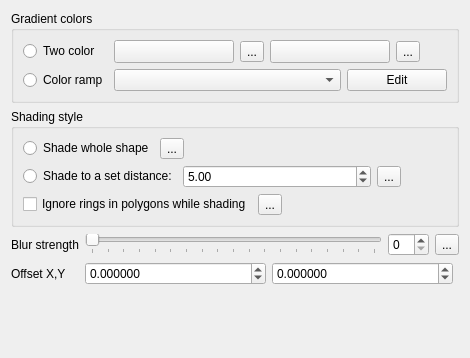
Qt form src/ui/symbollayer/widget_shapeburstfill.ui (carsmie/QGIS) before a commit.
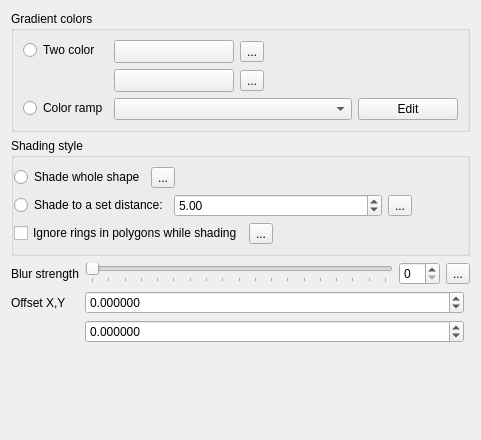
The same form after that commit. Custom widgets are drawn as their Qt base class.

What changed in the file:
```diff
--- a/src/ui/symbollayer/widget_shapeburstfill.ui
+++ b/src/ui/symbollayer/widget_shapeburstfill.ui
@@ -6,114 +6,20 @@
    <rect>
     <x>0</x>
     <y>0</y>
-    <width>470</width>
-    <height>358</height>
+    <width>481</width>
+    <height>440</height>
    </rect>
   </property>
   <property name="windowTitle">
    <string>Form</string>
   </property>
-  <layout class="QGridLayout" name="gridLayout_2">
-   <item row="3" column="1">
-    <layout class="QHBoxLayout" name="horizontalLayout">
-     <item>
-      <widget class="QgsDoubleSpinBox" name="spinOffsetX">
-       <property name="sizePolicy">
-        <sizepolicy hsizetype="Minimum" vsizetype="Fixed">
-         <horstretch>1</horstretch>
-         <verstretch>0</verstretch>
-        </sizepolicy>
-       </property>
-       <property name="decimals">
-        <number>6</number>
-       </property>
-       <property name="minimum">
-        <double>-99999999.989999994635582</double>
-       </property>
-       <property name="maximum">
-        <double>99999999.989999994635582</double>
-       </property>
-       <property name="singleStep">
-        <double>0.200000000000000</double>
-       </property>
-      </widget>
-     </item>
-     <item>
-      <widget class="QgsDoubleSpinBox" name="spinOffsetY">
-       <property name="sizePolicy">
-        <sizepolicy hsizetype="Minimum" vsizetype="Fixed">
-         <horstretch>1</horstretch>
-         <verstretch>0</verstretch>
-        </sizepolicy>
-       </property>
-       <property name="decimals">
-        <number>6</number>
-       </property>
-       <property name="minimum">
-        <double>-99999999.989999994635582</double>
-       </property>
-       <property name="maximum">
-        <double>99999999.989999994635582</double>
-       </property>
-       <property name="singleStep">
-        <double>0.200000000000000</double>
-       </property>
-      </widget>
-     </item>
-     <item>
-      <widget class="QgsUnitSelectionWidget" name="mOffsetUnitWidget" native="true"/>
-     </item>
-    </layout>
-   </item>
-   <item row="2" column="1">
-    <layout class="QHBoxLayout" name="horizontalLayout_4">
-     <item>
-      <widget class="QSlider" name="mBlurSlider">
-       <property name="maximum">
-        <number>18</number>
-       </property>
-       <property name="pageStep">
-        <number>3</number>
-       </property>
-       <property name="orientation">
-        <enum>Qt::Horizontal</enum>
-       </property>
-       <property name="tickPosition">
-        <enum>QSlider::TicksBelow</enum>
-       </property>
-       <property name="tickInterval">
-        <number>1</number>
-       </property>
-      </widget>
-     </item>
-     <item>
-      <widget class="QSpinBox" name="mSpinBlurRadius">
-       <property name="sizePolicy">
-        <sizepolicy hsizetype="Fixed" vsizetype="Fixed">
-         <horstretch>1</horstretch>
-         <verstretch>0</verstretch>
-        </sizepolicy>
-       </property>
-       <property name="maximum">
-        <number>18</number>
-       </property>
-      </widget>
-     </item>
-     <item>
-      <widget class="QgsDataDefinedButton" name="mBlurRadiusDDBtn">
-       <property name="text">
-        <string>...</string>
-       </property>
-      </widget>
-     </item>
-    </layout>
-   </item>
+  <layout class="QFormLayout" name="formLayout_2">
    <item row="0" column="0" colspan="2">
     <widget class="QGroupBox" name="mGradientTypeGroupBox">
      <property name="title">
       <string>Gradient colors</string>
      </property>
-     <layout class="QGridLayout" name="gridLayout">
+     <layout class="QFormLayout" name="formLayout">
       <item row="0" column="0">
        <widget class="QRadioButton" name="radioTwoColor">
         <property name="text">
@@ -122,6 +28,8 @@
        </widget>
       </item>
       <item row="0" column="1">
+       <layout class="QGridLayout" name="gridLayout">
+        <item row="0" column="0">
        <layout class="QHBoxLayout" name="horizontalLayout_2">
         <item>
          <widget class="QgsColorButtonV2" name="btnChangeColor">
@@ -150,6 +58,23 @@
          </widget>
         </item>
         <item>
+           <spacer name="horizontalSpacer">
+            <property name="orientation">
+             <enum>Qt::Horizontal</enum>
+            </property>
+            <property name="sizeHint" stdset="0">
+             <size>
+              <width>40</width>
+              <height>20</height>
+             </size>
+            </property>
+           </spacer>
+          </item>
+         </layout>
+        </item>
+        <item row="1" column="0">
+         <layout class="QHBoxLayout" name="horizontalLayout">
+          <item>
          <widget class="QgsColorButtonV2" name="btnChangeColor2">
           <property name="minimumSize">
            <size>
@@ -176,7 +101,7 @@
          </widget>
         </item>
         <item>
-         <spacer name="horizontalSpacer">
+           <spacer name="horizontalSpacer_5">
           <property name="orientation">
            <enum>Qt::Horizontal</enum>
           </property>
@@ -187,6 +112,8 @@
            </size>
           </property>
          </spacer>
+          </item>
+         </layout>
         </item>
        </layout>
       </item>
@@ -220,39 +147,15 @@
      </layout>
     </widget>
    </item>
-   <item row="4" column="0">
-    <spacer name="verticalSpacer">
-     <property name="orientation">
-      <enum>Qt::Vertical</enum>
-     </property>
-     <property name="sizeHint" stdset="0">
-      <size>
-       <width>20</width>
-       <height>40</height>
-      </size>
-     </property>
-    </spacer>
-   </item>
-   <item row="3" column="0">
-    <widget class="QLabel" name="label_6">
-     <property name="text">
-      <string>Offset X,Y</string>
-     </property>
-    </widget>
-   </item>
-   <item row="2" column="0">
-    <widget class="QLabel" name="label">
-     <property name="text">
-      <string>Blur strength</string>
-     </property>
-    </widget>
-   </item>
    <item row="1" column="0" colspan="2">
     <widget class="QGroupBox" name="mShadeDistanceGroupBox">
      <property name="title">
       <string>Shading style</string>
      </property>
      <layout class="QVBoxLayout" name="verticalLayout">
+      <property name="leftMargin">
+       <number>0</number>
+      </property>
       <item>
        <layout class="QHBoxLayout" name="horizontalLayout_5">
         <item>
@@ -381,6 +284,116 @@
      </layout>
     </widget>
    </item>
+   <item row="2" column="0">
+    <widget class="QLabel" name="label">
+     <property name="text">
+      <string>Blur strength</string>
+     </property>
+    </widget>
+   </item>
+   <item row="2" column="1">
+    <layout class="QHBoxLayout" name="horizontalLayout_4">
+     <item>
+      <widget class="QSlider" name="mBlurSlider">
+       <property name="maximum">
+        <number>18</number>
+       </property>
+       <property name="pageStep">
+        <number>3</number>
+       </property>
+       <property name="orientation">
+        <enum>Qt::Horizontal</enum>
+       </property>
+       <property name="tickPosition">
+        <enum>QSlider::TicksBelow</enum>
+       </property>
+       <property name="tickInterval">
+        <number>1</number>
+       </property>
+      </widget>
+     </item>
+     <item>
+      <widget class="QSpinBox" name="mSpinBlurRadius">
+       <property name="sizePolicy">
+        <sizepolicy hsizetype="Fixed" vsizetype="Fixed">
+         <horstretch>1</horstretch>
+         <verstretch>0</verstretch>
+        </sizepolicy>
+       </property>
+       <property name="maximum">
+        <number>18</number>
+       </property>
+      </widget>
+     </item>
+     <item>
+      <widget class="QgsDataDefinedButton" name="mBlurRadiusDDBtn">
+       <property name="text">
+        <string>...</string>
+       </property>
+      </widget>
+     </item>
+    </layout>
+   </item>
+   <item row="3" column="0">
+    <widget class="QLabel" name="label_6">
+     <property name="text">
+      <string>Offset X,Y</string>
+     </property>
+    </widget>
+   </item>
+   <item row="3" column="1">
+    <layout class="QGridLayout" name="gridLayout_2">
+     <item row="0" column="0">
+      <widget class="QgsDoubleSpinBox" name="spinOffsetX">
+       <property name="sizePolicy">
+        <sizepolicy hsizetype="Minimum" vsizetype="Fixed">
+         <horstretch>1</horstretch>
+         <verstretch>0</verstretch>
+        </sizepolicy>
+       </property>
+       <property name="decimals">
+        <number>6</number>
+       </property>
+       <property name="minimum">
+        <double>-99999999.989999994635582</double>
+       </property>
+       <property name="maximum">
+        <double>99999999.989999994635582</double>
+       </property>
+       <property name="singleStep">
+        <double>0.200000000000000</double>
+       </property>
+      </widget>
+     </item>
+     <item row="0" column="1" rowspan="2">
+      <widget class="QgsUnitSelectionWidget" name="mOffsetUnitWidget" native="true">
+       <zorder>spinOffsetX</zorder>
+      </widget>
+     </item>
+     <item row="1" column="0">
+      <widget class="QgsDoubleSpinBox" name="spinOffsetY">
+       <property name="sizePolicy">
+        <sizepolicy hsizetype="Minimum" vsizetype="Fixed">
+         <horstretch>1</horstretch>
+         <verstretch>0</verstretch>
+        </sizepolicy>
+       </property>
+       <property name="decimals">
+        <number>6</number>
+       </property>
+       <property name="minimum">
+        <double>-99999999.989999994635582</double>
+       </property>
+       <property name="maximum">
+        <double>99999999.989999994635582</double>
+       </property>
+       <property name="singleStep">
+        <double>0.200000000000000</double>
+       </property>
+      </widget>
+     </item>
+    </layout>
+   </item>
   </layout>
  </widget>
  <customwidgets>
@@ -390,6 +403,11 @@
    <header>qgscolorbuttonv2.h</header>
    <container>1</container>
   </customwidget>
+  <customwidget>
+   <class>QgsDataDefinedButton</class>
+   <extends>QToolButton</extends>
+   <header>qgsdatadefinedbutton.h</header>
+  </customwidget>
   <customwidget>
    <class>QgsDoubleSpinBox</class>
    <extends>QDoubleSpinBox</extends>
@@ -401,11 +419,6 @@
    <header>qgsunitselectionwidget.h</header>
    <container>1</container>
   </customwidget>
-  <customwidget>
-   <class>QgsDataDefinedButton</class>
-   <extends>QToolButton</extends>
-   <header>qgsdatadefinedbutton.h</header>
-  </customwidget>
   <customwidget>
    <class>QgsColorRampComboBox</class>
    <extends>QComboBox</extends>
```
Left out of the diff: 1 changed line with no effect on the pictures. Lines whose indentation alone changed are shown as unchanged.
